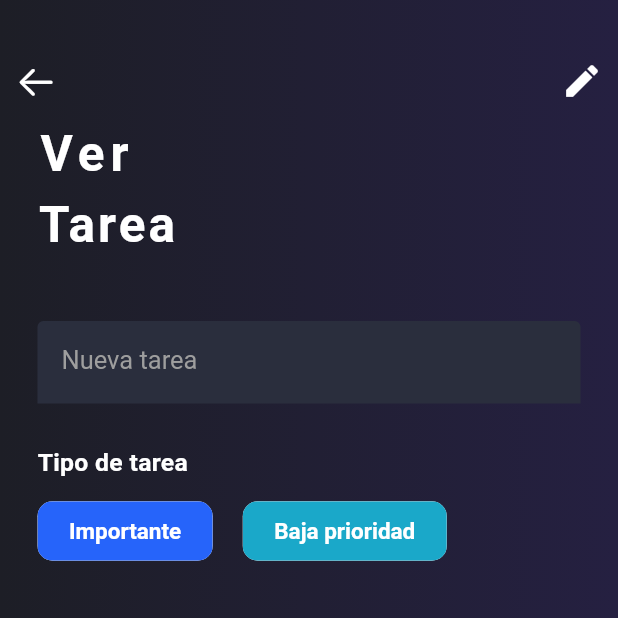
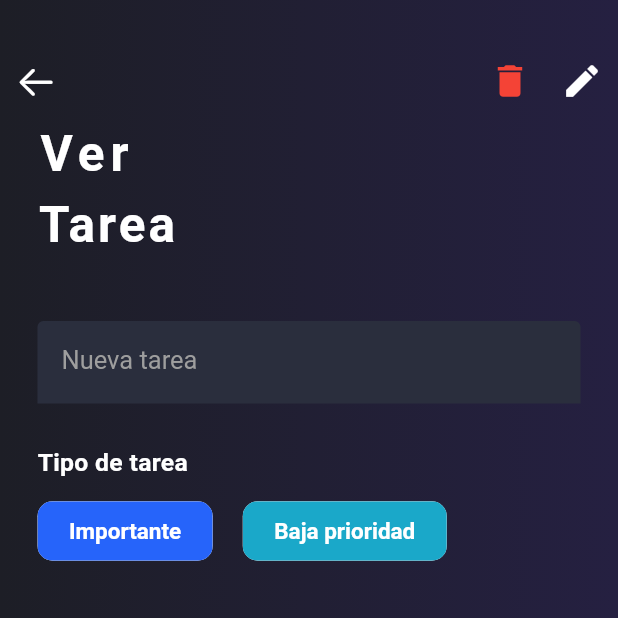
Before and after one commit to danielmaldonado1708/RecorDATE, a Flutter app: the ViewDataPage screen opened directly with empty values, on a phone screen of 412 x 824 dp, the top half of it. Run offline on Flutter 3.47's test engine with Material 2 defaults, Android fonts, the phone set to English and light mode, and no system bars; our stand-ins replace cloud_firestore, firebase_auth, firebase_core, flutter_secure_storage, flutter_svg, google_sign_in and 1 more; accounts and stored records are empty.

Commit message:
eliminar tarea

```diff
--- a/lib/pages/viewData.dart
+++ b/lib/pages/viewData.dart
@@ -68,6 +68,24 @@ class _ViewDataPageState extends State<ViewDataPage> {
                       color: Colors.white,
                       size: 28,
                     )),
+                Row(
+                  children: [
+                    IconButton(
+                        onPressed: () {
+                          FirebaseFirestore.instance
+                              .collection('todo')
+                              .doc(widget.id)
+                              .delete()
+                              .then((value) => {
+                                  Navigator.pop(context)
+                              });
+
+                        },
+                        icon: Icon(
+                          Icons.delete,
+                          color: Colors.red,
+                          size: 28,
+                        )),
                     IconButton(
                         onPressed: () {
                           setState(() {
@@ -79,6 +97,8 @@ class _ViewDataPageState extends State<ViewDataPage> {
                           color: (edit) ? Colors.green : Colors.white,
                           size: 28,
                     )),
+                  ],
+                ),
               ]),
               Padding(
                 padding:
```
Lines whose indentation alone changed are shown as unchanged.
